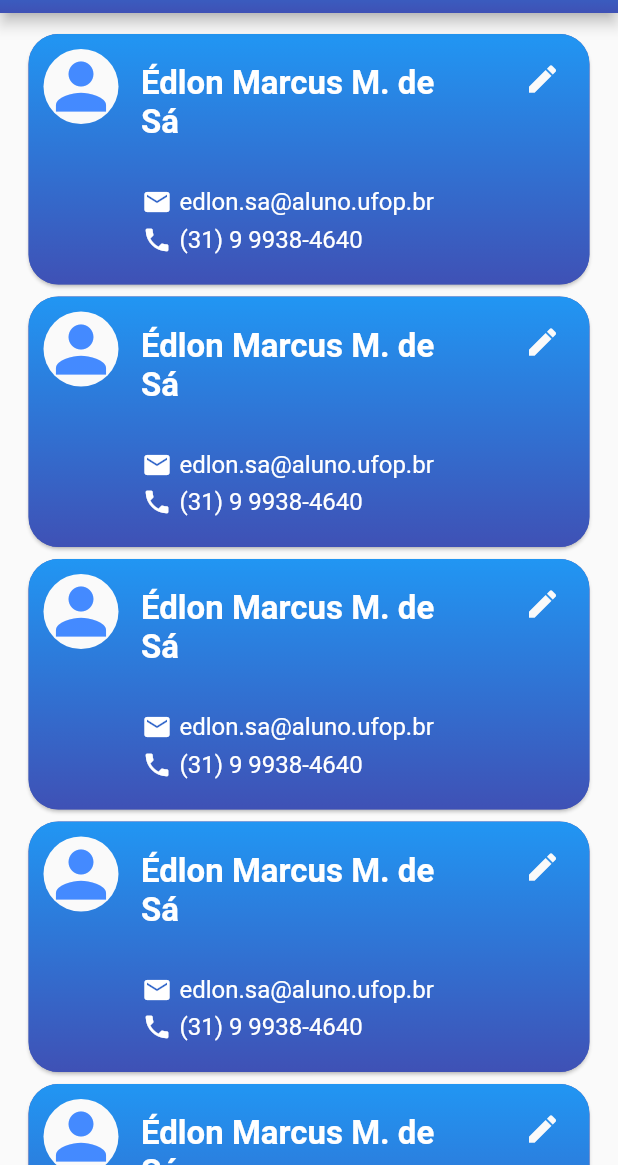
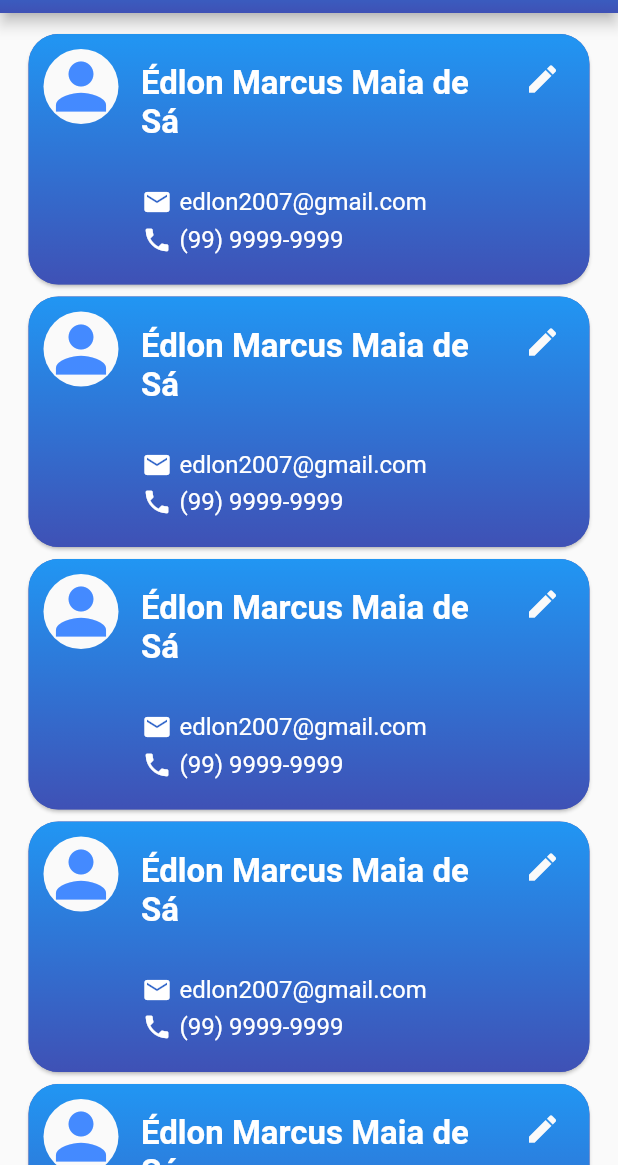
Before and after one commit to EdMarcus/DigContatos, a Flutter app: the screen it shows after launch, on a phone screen of 412 x 824 dp, the part 71-1236 px from its top. Run offline on Flutter 3.47's test engine with Material 2 defaults, Android fonts, the phone set to English and light mode, and no system bars; our stand-ins replace gradient_app_bar.

Commit message:
Create folder for widgets

```diff
--- a/lib/views/home_view.dart
+++ b/lib/views/home_view.dart
@@ -1,5 +1,7 @@
+import 'package:digcontatos/models/contact_model.dart';
 import 'package:flutter/material.dart';
 import 'package:gradient_app_bar/gradient_app_bar.dart';
+import 'package:digcontatos/views/widgets/cardContact.dart';
 
 class HomeView extends StatefulWidget {
   @override
@@ -7,133 +9,13 @@ class HomeView extends StatefulWidget {
 }
 
 class _HomeViewState extends State<HomeView> {
-  Widget cardContact() {
-    return Card(
-      clipBehavior: Clip.antiAlias,
-      color: Colors.indigo,
-      shape: RoundedRectangleBorder(
-        borderRadius: BorderRadius.circular(20.0),
-      ),
-      child: Container(
-        width: double.maxFinite,
-        decoration: BoxDecoration(
-            gradient: LinearGradient(
-          colors: [Colors.blue, Colors.indigo],
-          begin: Alignment.topCenter,
-          end: Alignment.bottomCenter,
-        )),
-        child: Padding(
-          padding: const EdgeInsets.fromLTRB(10, 10, 0, 20),
-          child: Column(
-            children: <Widget>[
-              Row(
-                crossAxisAlignment: CrossAxisAlignment.start,
-                children: <Widget>[
-                  Container(
-                    child: CircleAvatar(
-                      minRadius: 3,
-                      backgroundColor: Colors.grey[50],
-                      child: Icon(
-                        Icons.person,
-                        size: 50,
-                        color: Colors.blueAccent,
-                      ),
-                    ),
-                  ),
-                  Container(
-                    child: Expanded(
-                      flex: 4,
-                      child: Container(
-                        margin: EdgeInsets.only(right: 10),
-                          padding: EdgeInsets.fromLTRB(15, 10, 5, 20),
-                          child: Text(
-                            "Édlon Marcus M. de Sá",
-                            style: TextStyle(
-                              color: Colors.white,
-                              fontSize: 22.0,
-                              fontWeight: FontWeight.bold,
-                            ),
-                          )),
-                    ),
-                  ),
-                  Expanded(
-                    flex: 1,
-                    child: IconButton(
-                      alignment: Alignment.topCenter,
-                      icon: Icon(
-                        Icons.edit,
-                        color: Colors.grey[50],
-                      ),
-                      onPressed: () {},
-                    ),
-                  )
-                ],
-              ),
-              Row(
-                crossAxisAlignment: CrossAxisAlignment.start,
-                children: <Widget>[
-                  Expanded(
-                    flex: 1,
-                    child: SizedBox(
-                      width: double.infinity,
-                    ),
-                  ),
-                  Expanded(
-                      flex: 5,
-                      child: Container(
-                          padding: EdgeInsets.fromLTRB(5, 10, 20, 0),
-                          child: Column(
-                            children: <Widget>[
-                              Row(
-                                children: <Widget>[
-                                  Icon(
-                                    Icons.mail,
-                                    size: 20,
-                                    color: Colors.white,
-                                  ),
-                                  SizedBox(
-                                    width: 5,
-                                  ),
-                                  Text(
-                                    "edlon.sa@aluno.ufop.br",
-                                    style: TextStyle(
-                                      color: Colors.white,
-                                      fontSize: 16,
-                                    ),
-                                  ),
-                                ],
-                              ),
-                              SizedBox(height: 5,),
-                              Row(
-                                children: <Widget>[
-                                  Icon(
-                                    Icons.phone,
-                                    size: 20,
-                                    color: Colors.white,
-                                  ),
-                                  SizedBox(
-                                    width: 5,
-                                  ),
-                                  Text(
-                                    "(31) 9 9938-4640",
-                                    style: TextStyle(
-                                      color: Colors.white,
-                                      fontSize: 16,
-                                    ),
-                                  ),
-                                ],
-                              ),
-                            ],
-                          ))),
+ final Contact contatoTeste = Contact(
+   name: "Édlon Marcus Maia de Sá",
+   email: "edlon2007@gmail.com",
+   phone: "(99) 9999-9999",
+   urlPhoto: "",
+ );
 
-                ],
-              )
-            ],
-          ),
-        ),
-      ),
-    );
-  }
 
   @override
   Widget build(BuildContext context) {
@@ -153,11 +35,13 @@ class _HomeViewState extends State<HomeView> {
             child: Column(
               mainAxisSize: MainAxisSize.max,
               children: <Widget>[
-                cardContact(),
-                cardContact(),
-                cardContact(),
-                cardContact(),
-                cardContact(),
+                CardContact(contatoTeste),
+                CardContact(contatoTeste),
+                CardContact(contatoTeste),
+                CardContact(contatoTeste),
+                CardContact(contatoTeste),
+                CardContact(contatoTeste),
+                CardContact(contatoTeste),
               ],
             ),
           ),
--- /dev/null
+++ b/lib/views/widgets/cardContact.dart
@@ -0,0 +1,139 @@
+import 'package:flutter/material.dart';
+import 'package:digcontatos/models/contact_model.dart';
+
+class CardContact extends StatelessWidget {
+
+  final Contact contact;
+
+  const CardContact(this.contact);
+
+  @override
+  Widget build(BuildContext context) {
+    return Card(
+      clipBehavior: Clip.antiAlias,
+      color: Colors.indigo,
+      shape: RoundedRectangleBorder(
+        borderRadius: BorderRadius.circular(20.0),
+      ),
+      child: Container(
+        width: double.maxFinite,
+        decoration: BoxDecoration(
+            gradient: LinearGradient(
+          colors: [Colors.blue, Colors.indigo],
+          begin: Alignment.topCenter,
+          end: Alignment.bottomCenter,
+        )),
+        child: Padding(
+          padding: const EdgeInsets.fromLTRB(10, 10, 0, 20),
+          child: Column(
+            children: <Widget>[
+              Row(
+                crossAxisAlignment: CrossAxisAlignment.start,
+                children: <Widget>[
+                  Container(
+                    child: CircleAvatar(
+                      minRadius: 3,
+                      backgroundColor: Colors.grey[50],
+                      child: Icon(
+                        Icons.person,
+                        size: 50,
+                        color: Colors.blueAccent,
+                      ),
+                    ),
+                  ),
+                  Container(
+                    child: Expanded(
+                      flex: 4,
+                      child: Container(
+                          margin: EdgeInsets.only(right: 10),
+                          padding: EdgeInsets.fromLTRB(15, 10, 5, 20),
+                          child: Text(
+                            contact.name,
+                            style: TextStyle(
+                              color: Colors.white,
+                              fontSize: 22.0,
+                              fontWeight: FontWeight.bold,
+                            ),
+                          )),
+                    ),
+                  ),
+                  Expanded(
+                    flex: 1,
+                    child: IconButton(
+                      alignment: Alignment.topCenter,
+                      icon: Icon(
+                        Icons.edit,
+                        color: Colors.grey[50],
+                      ),
+                      onPressed: () {},
+                    ),
+                  )
+                ],
+              ),
+              Row(
+                crossAxisAlignment: CrossAxisAlignment.start,
+                children: <Widget>[
+                  Expanded(
+                    flex: 1,
+                    child: SizedBox(
+                      width: double.infinity,
+                    ),
+                  ),
+                  Expanded(
+                      flex: 5,
+                      child: Container(
+                          padding: EdgeInsets.fromLTRB(5, 10, 20, 0),
+                          child: Column(
+                            children: <Widget>[
+                              Row(
+                                children: <Widget>[
+                                  Icon(
+                                    Icons.mail,
+                                    size: 20,
+                                    color: Colors.white,
+                                  ),
+                                  SizedBox(
+                                    width: 5,
+                                  ),
+                                  Text(
+                                    contact.email,
+                                    style: TextStyle(
+                                      color: Colors.white,
+                                      fontSize: 16,
+                                    ),
+                                  ),
+                                ],
+                              ),
+                              SizedBox(
+                                height: 5,
+                              ),
+                              Row(
+                                children: <Widget>[
+                                  Icon(
+                                    Icons.phone,
+                                    size: 20,
+                                    color: Colors.white,
+                                  ),
+                                  SizedBox(
+                                    width: 5,
+                                  ),
+                                  Text(
+                                    contact.phone,
+                                    style: TextStyle(
+                                      color: Colors.white,
+                                      fontSize: 16,
+                                    ),
+                                  ),
+                                ],
+                              ),
+                            ],
+                          ))),
+                ],
+              )
+            ],
+          ),
+        ),
+      ),
+    );
+  }
+}
```
